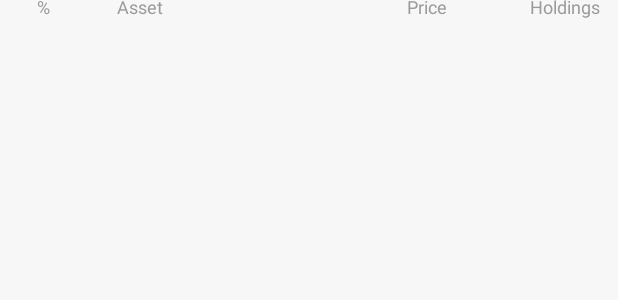
After one commit to NikitaZhelonkin/CoinBalance, an Android app: the layout header_assets.xml on its own in the app's theme, with its tools: preview values and no code run, on a phone screen of 412 x 824 dp. The commit adds this screen. Shown: the top 300 px of the screen. Run offline under Robolectric (Android 15) with nearby library versions, the phone set to English and light mode, and no system bars.

Commit message:
Add asset header

```diff
--- a/app/src/main/res/layout/activity_main.xml
+++ b/app/src/main/res/layout/activity_main.xml
@@ -218,7 +218,8 @@
                 android:layout_width="match_parent"
                 android:layout_height="match_parent"
                 android:clipToPadding="false"
-                android:paddingTop="@dimen/card_item_bottom_margin" />
+                android:clipChildren="false"
+                android:paddingTop="@dimen/card_margin" />
 
         </android.support.v4.widget.SwipeRefreshLayout>
 
--- /dev/null
+++ b/app/src/main/res/layout/header_assets.xml
@@ -0,0 +1,51 @@
+<?xml version="1.0" encoding="utf-8"?>
+<LinearLayout xmlns:android="http://schemas.android.com/apk/res/android"
+    xmlns:tools="http://schemas.android.com/tools"
+    android:layout_width="match_parent"
+    android:layout_height="wrap_content"
+    android:clipToPadding="false"
+    android:gravity="center_vertical"
+    android:orientation="horizontal"
+    android:layout_marginTop="-4dp"
+    android:paddingBottom="8dp"
+    tools:ignore="RtlHardcoded,RtlSymmetry">
+
+    <ru.nikitazhelonkin.coinbalance.ui.widget.TFTextView
+        android:layout_width="58dp"
+        android:layout_height="wrap_content"
+        android:gravity="center"
+        android:textColor="@color/colorTextSecondary"
+        android:textSize="12sp"
+        android:text="@string/percent" />
+
+
+    <ru.nikitazhelonkin.coinbalance.ui.widget.TFTextView
+        android:layout_width="0dp"
+        android:layout_height="wrap_content"
+        android:layout_weight="1"
+        android:paddingLeft="20dp"
+        android:text="@string/asset"
+        android:textColor="@color/colorTextSecondary"
+        android:textSize="12sp" />
+
+
+    <ru.nikitazhelonkin.coinbalance.ui.widget.TFTextView
+        android:layout_width="wrap_content"
+        android:layout_height="wrap_content"
+        android:gravity="right"
+        android:layout_marginRight="16dp"
+        android:text="@string/price"
+        android:textColor="@color/colorTextSecondary"
+        android:textSize="12sp"
+         />
+
+    <ru.nikitazhelonkin.coinbalance.ui.widget.TFTextView
+        android:layout_width="86dp"
+        android:layout_height="wrap_content"
+        android:gravity="right"
+        android:layout_marginRight="12dp"
+        android:text="@string/holdings"
+        android:textColor="@color/colorTextSecondary"
+        android:textSize="12sp" />
+
+</LinearLayout>
--- a/app/src/main/res/layout/list_item_asset.xml
+++ b/app/src/main/res/layout/list_item_asset.xml
@@ -31,10 +31,10 @@
         android:id="@+id/asset_color"
         android:layout_width="2dp"
         android:layout_height="match_parent"
-        android:layout_marginBottom="-18dp"
+        android:layout_marginBottom="-8dp"
         android:layout_marginLeft="12dp"
         android:layout_marginRight="12dp"
-        android:layout_marginTop="-18dp"
+        android:layout_marginTop="-8dp"
         android:background="#ccc"
         android:contentDescription="@null" />
 
--- a/app/src/main/res/layout/list_item_exchange.xml
+++ b/app/src/main/res/layout/list_item_exchange.xml
@@ -8,10 +8,9 @@
     <android.support.v7.widget.CardView
         android:layout_width="match_parent"
         android:layout_height="wrap_content"
-        android:layout_marginBottom="@dimen/card_item_bottom_margin"
         android:layout_marginLeft="@dimen/card_margin"
         android:layout_marginRight="@dimen/card_margin"
-        android:layout_marginTop="@dimen/card_item_top_margin">
+        android:layout_marginBottom="@dimen/card_margin">
 
 
         <android.support.constraint.ConstraintLayout
--- a/app/src/main/res/layout/list_item_wallet.xml
+++ b/app/src/main/res/layout/list_item_wallet.xml
@@ -8,10 +8,9 @@
     <android.support.v7.widget.CardView
         android:layout_width="match_parent"
         android:layout_height="wrap_content"
-        android:layout_marginBottom="@dimen/card_item_bottom_margin"
         android:layout_marginLeft="@dimen/card_margin"
         android:layout_marginRight="@dimen/card_margin"
-        android:layout_marginTop="@dimen/card_item_top_margin">
+        android:layout_marginBottom="@dimen/card_margin">
 
 
         <android.support.constraint.ConstraintLayout
--- a/app/src/main/res/values/dimens.xml
+++ b/app/src/main/res/values/dimens.xml
@@ -2,6 +2,5 @@
 <resources>
 
     <dimen name="card_margin">12dp</dimen>
-    <dimen name="card_item_bottom_margin">9dp</dimen>
-    <dimen name="card_item_top_margin">3dp</dimen>
+
 </resources>
--- a/app/src/main/res/values/strings.xml
+++ b/app/src/main/res/values/strings.xml
@@ -69,6 +69,10 @@
     <string name="send_email">Send email</string>
 
     <string name="change_24">24h</string>
+    <string name="percent">%</string>
+    <string name="asset">Asset</string>
+    <string name="price">Price</string>
+    <string name="holdings">Holdings</string>
 
     <string name="estimated_value_of">Est. value of %s</string>
     <plurals name="assets_count">
```
Also changed, not shown: app/src/main/java/ru/nikitazhelonkin/coinbalance/presentation/main/AssetsAdapter.java (+33 -8 lines).
